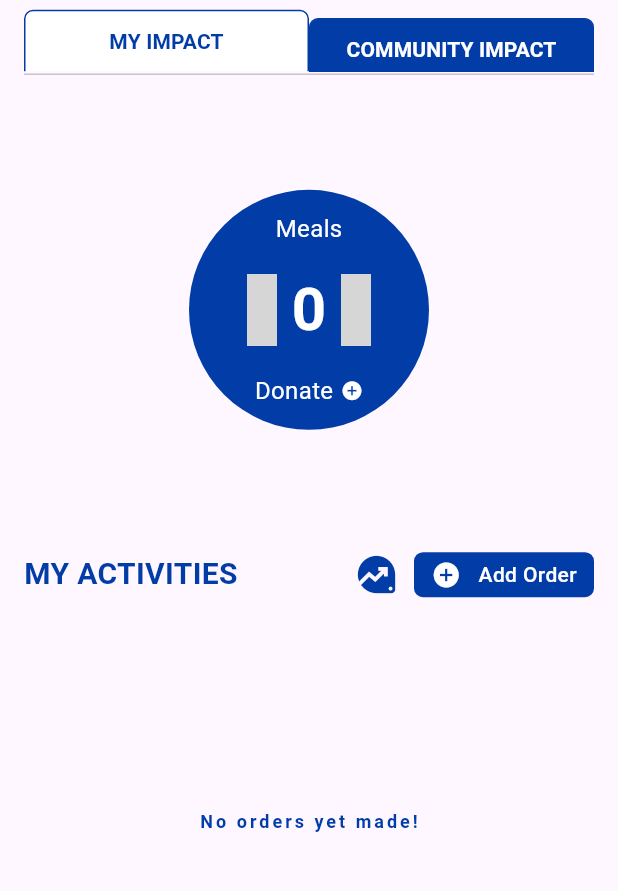
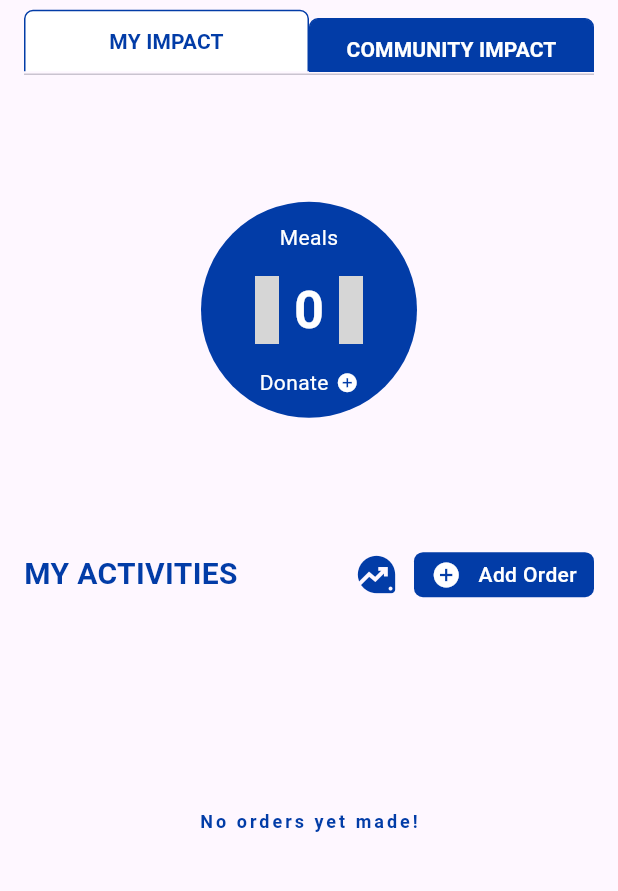
Before and after one commit to AspiraSys/plates_forward, a Flutter app: the HomeScreen screen opened directly, on a phone screen of 412 x 824 dp, the part 102-993 px from its top. Run offline on Flutter 3.47's test engine with Material 3 defaults, Android fonts, the phone set to English and light mode, and no system bars; our stand-ins replace cloud_firestore, connectivity_plus, firebase_auth, firebase_core, firebase_storage, fluttertoast and 3 more; missing offline and left inert: firebase_app_check, flutter_stripe, google_mlkit_text_recognition; accounts and stored records are empty; network calls fail; grey boxes are pictures that could not be loaded.

Commit message:
New Big fixes on client requirement

```diff
--- a/lib/Presentation/screens/appScreen/home_screen.dart
+++ b/lib/Presentation/screens/appScreen/home_screen.dart
@@ -966,7 +966,7 @@ class _HomeScreenState extends State<HomeScreen> {
                                                                   style:
                                                                       const TextStyle(
                                                                     fontSize:
-                                                                        16,
+                                                                        14,
                                                                     fontWeight:
                                                                         FontWeight
                                                                             .w400,
@@ -977,7 +977,7 @@ class _HomeScreenState extends State<HomeScreen> {
                                                                 '${countCityOccurrences(venueMasterData, snapShot.data!.docs[index]['countryName'])}',
                                                                 style:
                                                                     const TextStyle(
-                                                                  fontSize: 22,
+                                                                  fontSize: 20,
                                                                   fontWeight:
                                                                       FontWeight
                                                                           .w700,
@@ -1028,14 +1028,14 @@ class _HomeScreenState extends State<HomeScreen> {
                                                       }
                                                     },
                                                     child: Container(
-                                                      width: 160,
-                                                      height: 160,
+                                                      width: 144,
+                                                      height: 144,
                                                       decoration: const BoxDecoration(
                                                           borderRadius:
                                                               BorderRadius.all(
                                                                   Radius
                                                                       .circular(
-                                                                          80)),
+                                                                          72)),
                                                           color: AppColor
                                                               .primaryColor),
                                                       child: Column(
@@ -1048,7 +1048,7 @@ class _HomeScreenState extends State<HomeScreen> {
                                                             style: TextStyle(
                                                                 color: AppColor
                                                                     .whiteColor,
-                                                                fontSize: 16,
+                                                                fontSize: 14,
                                                                 fontWeight:
                                                                     FontWeight
                                                                         .w400),
@@ -1061,8 +1061,8 @@ class _HomeScreenState extends State<HomeScreen> {
                                                               Image.asset(
                                                                 ImageAssets
                                                                     .handLeft,
-                                                                width: 20,
-                                                                height: 48,
+                                                                width: 16,
+                                                                height: 45,
                                                               ),
                                                               Padding(
                                                                 padding: const EdgeInsets
@@ -1076,7 +1076,7 @@ class _HomeScreenState extends State<HomeScreen> {
                                                                       color: AppColor
                                                                           .whiteColor,
                                                                       fontSize:
-                                                                          40,
+                                                                          35,
                                                                       fontWeight:
                                                                           FontWeight
                                                                               .w700),
@@ -1085,8 +1085,8 @@ class _HomeScreenState extends State<HomeScreen> {
                                                               Image.asset(
                                                                 ImageAssets
                                                                     .handRight,
-                                                                width: 20,
-                                                                height: 48,
+                                                                width: 16,
+                                                                height: 45,
                                                               )
                                                             ],
                                                           ),
@@ -1107,7 +1107,7 @@ class _HomeScreenState extends State<HomeScreen> {
                                                                         color: AppColor
                                                                             .whiteColor,
                                                                         fontSize:
-                                                                            16,
+                                                                            14,
                                                                         fontWeight:
                                                                             FontWeight.w400),
                                                                   ),
@@ -1173,7 +1173,7 @@ class _HomeScreenState extends State<HomeScreen> {
                                                                   style:
                                                                       const TextStyle(
                                                                     fontSize:
-                                                                        16,
+                                                                        14,
                                                                     fontWeight:
                                                                         FontWeight
                                                                             .w400,
@@ -1184,7 +1184,7 @@ class _HomeScreenState extends State<HomeScreen> {
                                                                 '${countCityOccurrences(venueMasterData, snapShot.data!.docs[index]['countryName'])}',
                                                                 style:
                                                                     const TextStyle(
-                                                                  fontSize: 22,
+                                                                  fontSize: 20,
                                                                   fontWeight:
                                                                       FontWeight
                                                                           .w700,
```
Also changed, not shown: lib/Presentation/screens/auth/forget_password_screen.dart (+5 -5 lines), lib/Presentation/screens/auth/login_screen.dart (+5 -5 lines), lib/Presentation/screens/auth/signup_screen.dart (+61 -26 lines).
